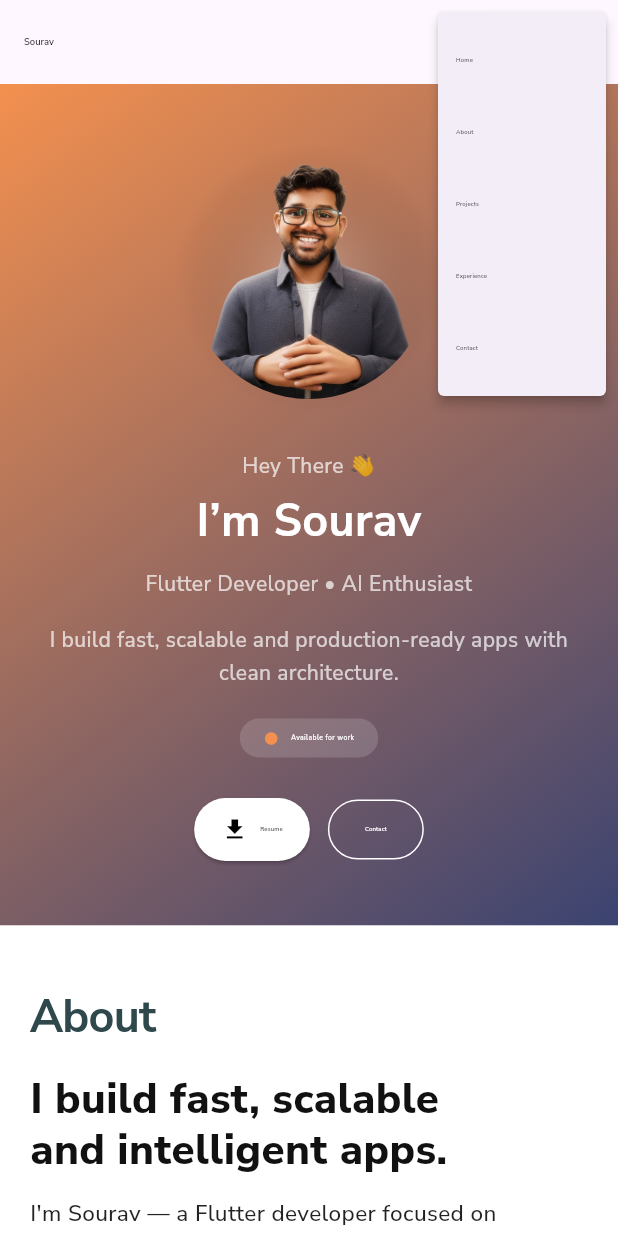
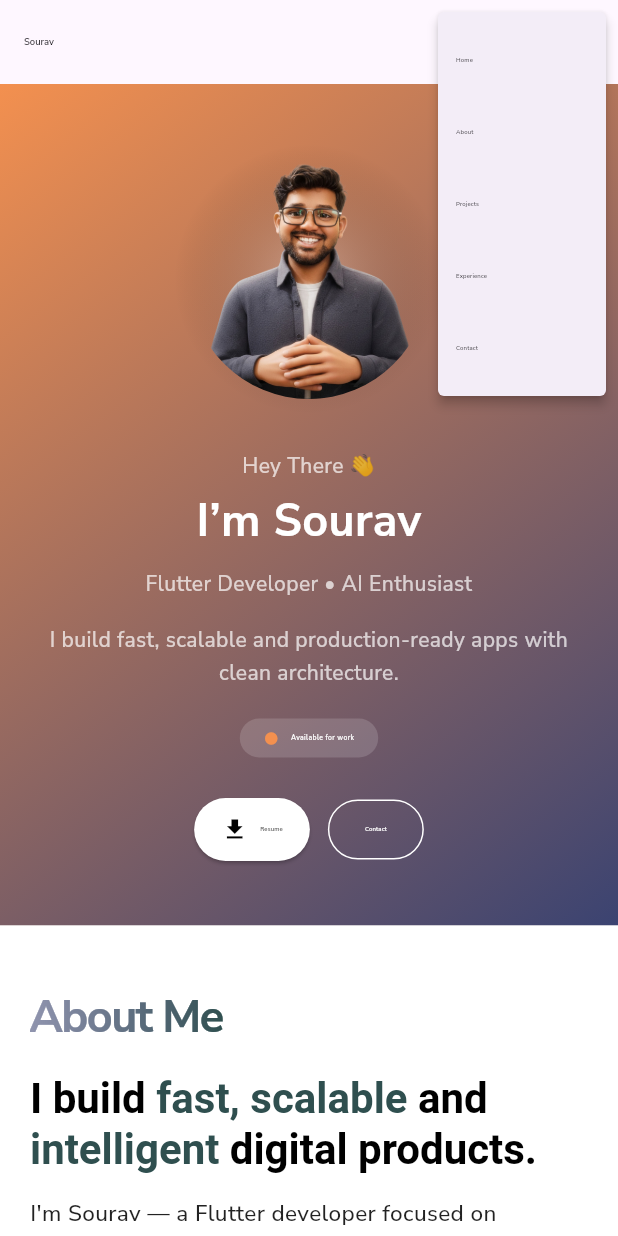
Before and after one commit to Sourav0174/portfolio_flutter, a Flutter app: the screen it shows after launch, after a tap on the "more vert" icon, on a phone screen of 412 x 824 dp. Run offline on Flutter 3.47's test engine with Material 3 defaults, Android fonts, the phone set to English and light mode, and no system bars; drawn by our look-alikes of flutter_animate; our stand-ins replace confetti, flutter_screenutil, get, google_fonts.

Commit message:
about section update

```diff
--- a/lib/app/helpers/widgets/desktop/about_section.dart
+++ b/lib/app/helpers/widgets/desktop/about_section.dart
@@ -66,6 +66,7 @@ class AboutSection extends StatelessWidget {
                     ],
                   ),
                 ).animate().fadeIn(delay: 200.ms).slideY(begin: 0.2),
+
                 const SizedBox(height: 25),
 
                 Text(
--- a/lib/app/helpers/widgets/mobile/about_section_mobile.dart
+++ b/lib/app/helpers/widgets/mobile/about_section_mobile.dart
@@ -15,28 +15,65 @@ class AboutSectionMobile extends StatelessWidget {
         crossAxisAlignment: CrossAxisAlignment.start,
         children: [
           /// 🔥 TITLE (CLEAN)
-          const Text(
-            "About",
+          ShaderMask(
+            shaderCallback: (bounds) => const LinearGradient(
+              colors: [Color.fromARGB(144, 59, 67, 113), Color(0xFF2F4F4F)],
+            ).createShader(bounds),
+            child: const Text(
+              "About Me",
               style: TextStyle(
                 fontSize: 30,
-              fontWeight: FontWeight.w700,
-              letterSpacing: -0.5,
+                fontWeight: FontWeight.bold,
+                color: Colors.white,
+                letterSpacing: -1,
               ),
-          ).animate().fadeIn().slideY(begin: 0.2),
+            ),
+          ),
 
+          // const Text(
+          //   "About Me",
+          //   style: TextStyle(
+          //     fontSize: 30,
+          //     fontWeight: FontWeight.w700,
+          //     letterSpacing: -0.5,
+          //   ),
+          // ).animate().fadeIn().slideY(begin: 0.2),
           const SizedBox(height: 16),
 
           /// 💡 HEADLINE (STRONG TYPOGRAPHY)
-          Text(
-            "I build fast, scalable\nand intelligent apps.",
-            style: TextStyle(
+          RichText(
+            text: TextSpan(
+              style: Theme.of(context).textTheme.headlineMedium!.copyWith(
                 fontSize: 28,
-              fontWeight: FontWeight.w800,
+                fontWeight: FontWeight.bold,
                 height: 1.2,
-              color: Color(0xFF111111), // 🔥 important
+                color: Colors.black,
               ),
-          ).animate().fadeIn(delay: 100.ms).slideY(begin: 0.2),
+              children: const [
+                TextSpan(text: "I build "),
+                TextSpan(
+                  text: "fast, scalable",
+                  style: TextStyle(color: Color(0xFF2F4F4F)),
+                ),
+                TextSpan(text: " and "),
+                TextSpan(
+                  text: "intelligent",
+                  style: TextStyle(color: Color(0xFF2F4F4F)),
+                ),
+                TextSpan(text: " digital products."),
+              ],
+            ),
+          ).animate().fadeIn(delay: 200.ms).slideY(begin: 0.2),
 
+          // Text(
+          //   "I build fast, scalable\nand intelligent apps.",
+          //   style: TextStyle(
+          //     fontSize: 28,
+          //     fontWeight: FontWeight.w800,
+          //     height: 1.2,
+          //     color: Color(0xFF111111), // 🔥 important
+          //   ),
+          // ).animate().fadeIn(delay: 100.ms).slideY(begin: 0.2),
           const SizedBox(height: 12),
 
           /// 🧠 DESCRIPTION
@@ -150,20 +187,77 @@ class AboutSectionMobile extends StatelessWidget {
 
           /// 🧩 CLEAN TECH GRID
           Wrap(
-            spacing: 10,
-            runSpacing: 10,
+            spacing: 20,
+            runSpacing: 20,
             children: const [
-              _Chip("Flutter"),
-              _Chip("Firebase"),
-              _Chip("FastAPI"),
-              _Chip("Python"),
-              _Chip("MongoDB"),
-              _Chip("PostgreSQL"),
-              _Chip("Docker"),
-              _Chip("Stripe"),
-              _Chip("Postman"),
-              _Chip("GitHub"),
-            ].animate(interval: 60.ms).fadeIn(),
+              TechBadge(
+                title: "Flutter",
+                imagePath: "assets/techIcons/flutter.png",
+                color: Color(0XFF02569B),
+              ),
+
+              TechBadge(
+                title: "Firebase",
+                imagePath: "assets/techIcons/firebase.png",
+                color: Color(0XFFFFA611),
+              ),
+              TechBadge(
+                title: "FastAPI",
+                imagePath: "assets/techIcons/fastapi.png",
+                color: Color(0XFF3C873A),
+              ),
+              TechBadge(
+                title: "Python",
+                imagePath: "assets/techIcons/python.png",
+                color: Color(0XFF3C873A),
+              ),
+              TechBadge(
+                title: "PostgreSQL",
+                imagePath: "assets/techIcons/postgresql.png",
+                color: Color(0XFF47A248),
+              ),
+              TechBadge(
+                title: "MongoDB",
+                imagePath: "assets/techIcons/mongodb.png",
+                color: Color(0XFF47A248),
+              ),
+              TechBadge(
+                title: "Github",
+                imagePath: "assets/techIcons/github.png",
+                color: Colors.black12,
+              ),
+              TechBadge(
+                title: "Postman",
+                imagePath: "assets/techIcons/postman.png",
+                color: Colors.redAccent,
+              ),
+              TechBadge(
+                title: "Docker",
+                imagePath: "assets/techIcons/docker.png",
+                color: Color(0XFF02569B),
+              ),
+              TechBadge(
+                title: "ChatGPT",
+                imagePath: "assets/techIcons/chatgpt.png",
+                color: Colors.black12,
+              ),
+              TechBadge(
+                title: "Gemini",
+                imagePath: "assets/techIcons/gemini.png",
+                color: Color(0XFF02569B),
+              ),
+              TechBadge(
+                title: "Rozarpay",
+                imagePath: "assets/techIcons/rozarpay.png",
+                color: Colors.blue,
+              ),
+
+              TechBadge(
+                title: "Stripe",
+                imagePath: "assets/techIcons/stripe.png",
+                color: Color(0XFF02569B),
+              ),
+            ],
           ),
         ],
       ),
@@ -171,21 +265,68 @@ class AboutSectionMobile extends StatelessWidget {
   }
 }
 
-/// 💎 MINIMAL CHIP (BETTER THAN HEAVY BADGES)
-class _Chip extends StatelessWidget {
-  final String text;
-  const _Chip(this.text);
+class TechBadge extends StatefulWidget {
+  final String title;
+  final String imagePath;
+  final Color color;
+
+  const TechBadge({
+    super.key,
+    required this.title,
+    required this.imagePath,
+    required this.color,
+  });
+
+  @override
+  State<TechBadge> createState() => _TechBadgeState();
+}
+
+class _TechBadgeState extends State<TechBadge> {
+  bool isHovering = false;
 
   @override
   Widget build(BuildContext context) {
-    return Container(
+    return MouseRegion(
+      onEnter: (_) => setState(() => isHovering = true),
+      onExit: (_) => setState(() => isHovering = false),
+      child: AnimatedContainer(
+        duration: const Duration(milliseconds: 250),
         padding: const EdgeInsets.symmetric(horizontal: 14, vertical: 8),
         decoration: BoxDecoration(
-        borderRadius: BorderRadius.circular(30),
+          borderRadius: BorderRadius.circular(50),
           color: Colors.white,
-        border: Border.all(color: Colors.black12),
+          boxShadow: [
+            BoxShadow(
+              color: widget.color.withOpacity(isHovering ? 0.35 : 0.15),
+              blurRadius: isHovering ? 25 : 12,
+              offset: Offset(0, isHovering ? 12 : 6),
             ),
-      child: Text(text, style: const TextStyle(fontSize: 13)),
-    );
+          ],
+          border: Border.all(color: widget.color.withOpacity(0.15)),
+        ),
+        transform: Matrix4.identity()..translate(0.0, isHovering ? -6.0 : 0.0),
+        child: Row(
+          mainAxisSize: MainAxisSize.min,
+          children: [
+            /// ICON CIRCLE
+            Center(
+              child: Image.asset(
+                widget.imagePath,
+                height: 30,
+                fit: BoxFit.fill,
+              ),
+            ),
+
+            const SizedBox(width: 6),
+
+            /// TITLE
+            Text(
+              widget.title,
+              style: const TextStyle(fontWeight: FontWeight.w600, fontSize: 13),
+            ),
+          ],
+        ),
+      ),
+    ).animate().fadeIn(duration: 600.ms).scale(begin: const Offset(0.9, 0.9));
   }
 }
--- a/lib/app/helpers/widgets/mobile/project_section_mobile.dart
+++ b/lib/app/helpers/widgets/mobile/project_section_mobile.dart
@@ -8,9 +8,16 @@ class ProjectsSectionMobile extends StatelessWidget {
 
   @override
   Widget build(BuildContext context) {
-    return Container(
-      padding: const EdgeInsets.symmetric(vertical: 40),
-      color: Colors.white,
+    return Stack(
+      children: [
+        Positioned.fill(
+          child: Opacity(
+            opacity: 0.05,
+            child: CustomPaint(painter: GridPainter()),
+          ),
+        ),
+        Padding(
+          padding: const EdgeInsets.symmetric(horizontal: 0, vertical: 60),
           child: Column(
             crossAxisAlignment: CrossAxisAlignment.start,
             children: [
@@ -60,6 +67,8 @@ class ProjectsSectionMobile extends StatelessWidget {
               ),
             ],
           ),
+        ),
+      ],
     );
   }
 }
```
Lines whose indentation alone changed are shown as unchanged.
